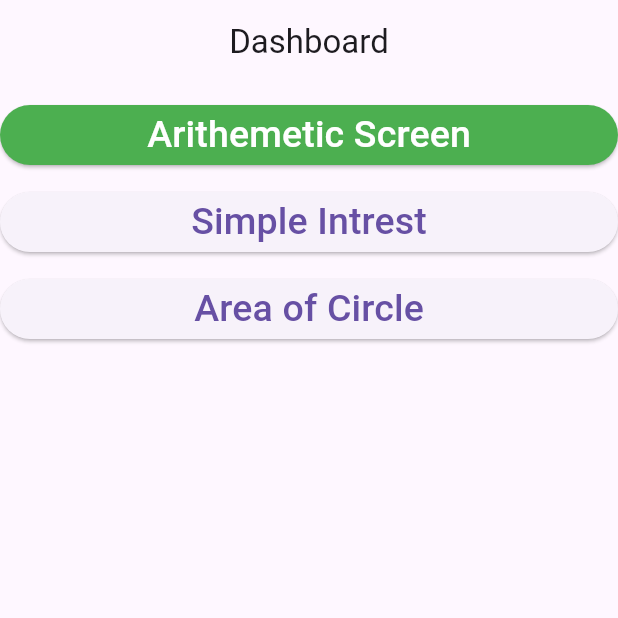
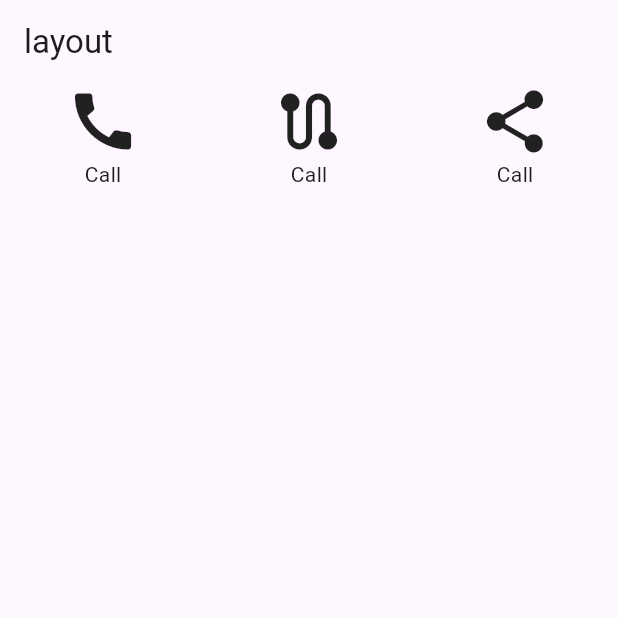
Before and after one commit to shiX0/test_app, a Flutter app: the screen it shows after launch, on a phone screen of 412 x 824 dp, the top half of it. Run offline on Flutter 3.47's test engine with Material 3 defaults, Android fonts, the phone set to English and light mode, and no system bars.

Commit message:
added layouts

```diff
--- a/lib/app/app.dart
+++ b/lib/app/app.dart
@@ -2,6 +2,7 @@ import 'package:flutter/material.dart';
 import 'package:test_app/screen/arithmetic_screen.dart';
 import 'package:test_app/screen/dashboard_screen.dart';
 import 'package:test_app/screen/hello_world_screen.dart';
+import 'package:test_app/screen/layout_screen.dart';
 import 'package:test_app/screen/simple_intrest_screen.dart';
 
 class App extends StatelessWidget {
@@ -10,7 +11,7 @@ class App extends StatelessWidget {
   @override
   Widget build(BuildContext context) {
     return const MaterialApp(
-      home: DashboardScreen(),
+      home: LayoutScreen(),
     );
   }
 }
--- a/lib/screen/arithmetic_screen.dart
+++ b/lib/screen/arithmetic_screen.dart
@@ -73,7 +73,7 @@ class _ArithmeticScreenState extends State<ArithmeticScreen> {
                   onPressed: () {
                     if (myKey.currentState!.validate()) {
                       setState(() {
-                        calcu=ArithmeticModel(first: first, second: second);
+                        calcu = ArithmeticModel(first: first, second: second);
                         result = calcu.sum();
                       });
                     }
@@ -93,7 +93,7 @@ class _ArithmeticScreenState extends State<ArithmeticScreen> {
                   onPressed: () {
                     if (first != null && second != null) {
                       setState(() {
-                        calcu=ArithmeticModel(first: first, second: second);
+                        calcu = ArithmeticModel(first: first, second: second);
                         result = calcu.sub();
                       });
                     }
--- /dev/null
+++ b/lib/screen/layout_screen.dart
@@ -0,0 +1,56 @@
+import 'package:flutter/material.dart';
+
+class LayoutScreen extends StatelessWidget {
+  const LayoutScreen({super.key});
+
+  @override
+  Widget build(BuildContext context) {
+    return Scaffold(
+      appBar: AppBar(
+        title: const Text('layout'),
+      ),
+      body: SafeArea(
+        child: Container(
+          child: Row(
+            mainAxisAlignment: MainAxisAlignment.spaceAround,
+            children: [
+              Column(
+                children: [
+                  const Icon(
+                    Icons.call,
+                    size: 50,
+                  ),
+                  Container(
+                    child: const Text('Call'),
+                  )
+                ],
+              ),
+              Column(
+                children: [
+                  const Icon(
+                    Icons.route,
+                    size: 50,
+                  ),
+                  Container(
+                    child: const Text('Call'),
+                  )
+                ],
+              ),
+              Column(
+                children: [
+                  const Icon(
+                    Icons.share,
+                    size: 50,
+                  ),
+                  Container(
+                    child: const Text('Call'),
+                  )
+                ],
+              )
+            ],
+          ),
+        ),
+      ),
+    );
+  }
+}
```
Also changed, not shown: lib/screen/simple_intrest_screen.dart (+85 -13 lines).
